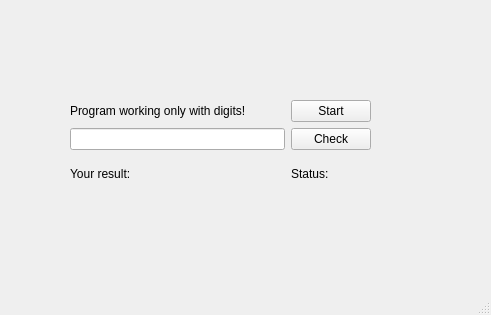
Qt form mainwindow.ui (MindDevastation/homework10_maps) before a commit.
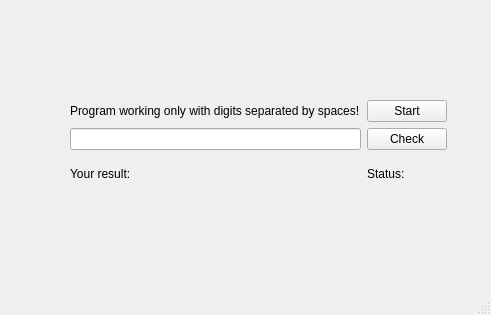
The same form after that commit.

```diff
--- a/mainwindow.ui
+++ b/mainwindow.ui
@@ -14,12 +14,12 @@
    <string>MainWindow</string>
   </property>
   <widget class="QWidget" name="centralwidget">
-   <widget class="QWidget" name="">
+   <widget class="QWidget" name="layoutWidget">
     <property name="geometry">
      <rect>
       <x>70</x>
       <y>100</y>
-      <width>301</width>
+      <width>377</width>
       <height>91</height>
      </rect>
     </property>
@@ -37,7 +37,7 @@
      <item row="0" column="0">
       <widget class="QLabel" name="label_2">
        <property name="text">
-        <string>Program working only with digits!</string>
+        <string>Program working only with digits separated by spaces!</string>
        </property>
       </widget>
      </item>
```
